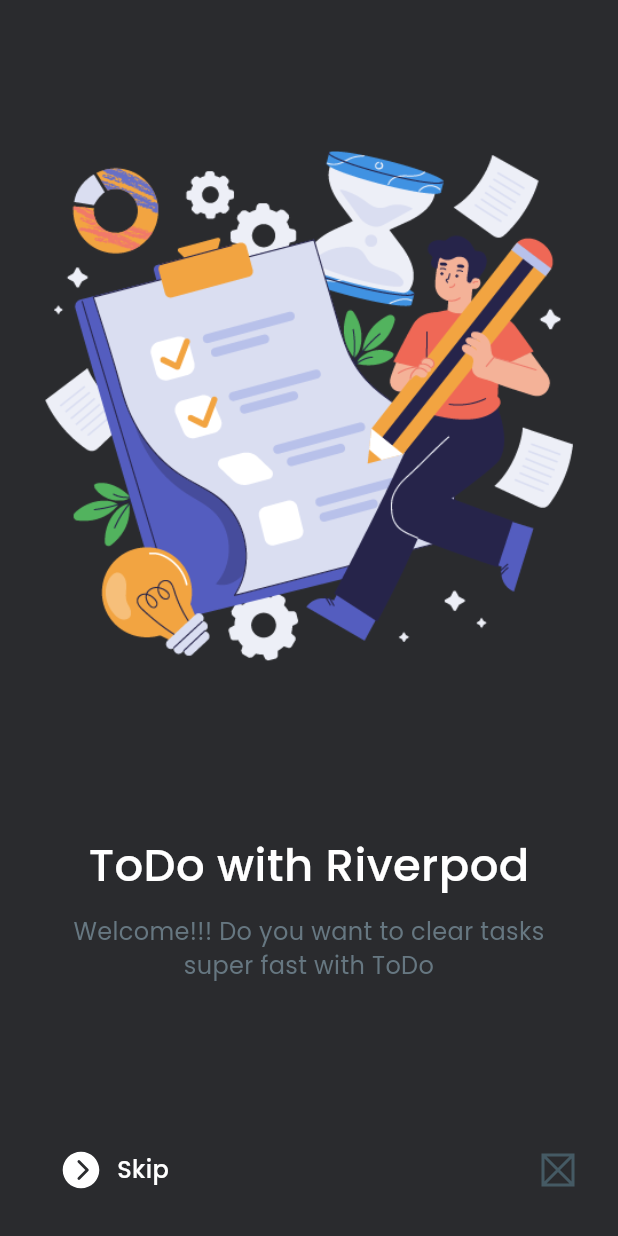
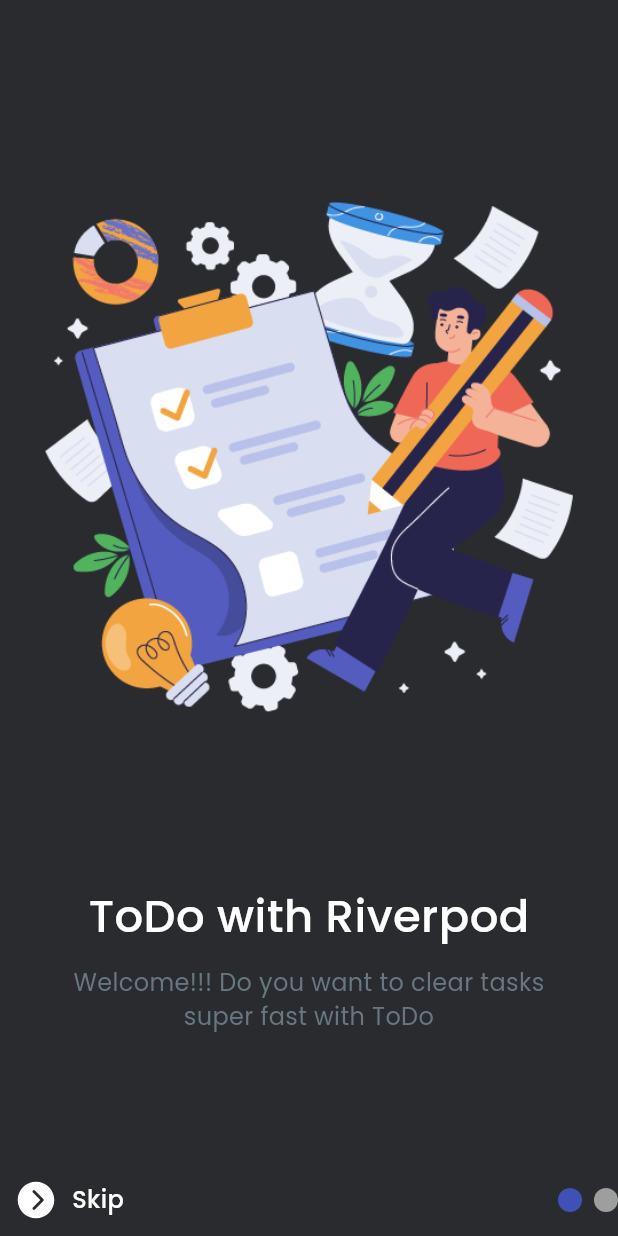
Before and after one commit to fidelisnwabisi/todo_app, a Flutter app: the screen it shows after launch, on a phone screen of 412 x 824 dp. Run offline on Flutter 3.47's test engine with Material 2 defaults, Android fonts, the phone set to English and light mode, and no system bars; drawn by our look-alikes of smooth_page_indicator; our stand-ins replace flutter_screenutil, flutter_vector_icons, google_fonts.

Commit message:
time stamp update added pageController added PageView added SmoothPageIndicator and made a second screen

```diff
--- a/lib/features/on_boarding/views/on_boarding_screen.dart
+++ b/lib/features/on_boarding/views/on_boarding_screen.dart
@@ -7,26 +7,40 @@
 import 'package:flutter/material.dart';
 import 'package:flutter_vector_icons/flutter_vector_icons.dart';
 import 'package:google_fonts/google_fonts.dart';
+import 'package:smooth_page_indicator/smooth_page_indicator.dart';
 import 'package:todo_app/core/common/widgets/fading_text.dart';
 import 'package:todo_app/core/common/widgets/white_space.dart';
 import 'package:todo_app/core/res/colours.dart';
 import 'package:todo_app/core/res/image_res.dart';
 
-class OnBoardingScreen extends StatelessWidget {
+class OnBoardingScreen extends StatefulWidget {
   const OnBoardingScreen({super.key});
+
+  @override
+  State<OnBoardingScreen> createState() => _OnBoardingScreenState();
+}
+
+class _OnBoardingScreenState extends State<OnBoardingScreen> {
+  final pageController = PageController();
+
+  @override
+  void dispose() {
+    pageController.dispose();
+    super.dispose();
+  }
 
   @override
   Widget build(BuildContext context) {
     return Scaffold(
       backgroundColor: Colours.darkBackground,
       body: SafeArea(
-        child: Padding(
-          padding:
-              const EdgeInsets.symmetric(horizontal: 30).copyWith(bottom: 20),
+        child: Stack(alignment: Alignment.bottomCenter, children: [
+          PageView(controller: pageController, children: [
+            Padding(
+              padding: const EdgeInsets.symmetric(horizontal: 30),
               child: Column(
                 mainAxisAlignment: MainAxisAlignment.center,
                 children: [
-              const Spacer(),
                   Image.asset(ImageRes.todo),
                   const WhiteSpace(height: 100),
                   const FadingText(
@@ -45,7 +59,59 @@ class OnBoardingScreen extends StatelessWidget {
                       color: Colours.lightGrey,
                     ),
                   ),
-              const Spacer(),
+                  // Row(
+                  //   mainAxisAlignment: MainAxisAlignment.spaceBetween,
+                  //   children: [
+                  //     Row(
+                  //       children: [
+                  //         // Button
+                  //         IconButton(
+                  //             iconSize: 30,
+                  //             color: Colours.light,
+                  //             onPressed: () {},
+                  //             icon: const Icon(
+                  //               Ionicons.chevron_forward_circle,
+                  //             )),
+                  //         // Skip
+                  //         const FadingText(
+                  //           text: 'Skip',
+                  //           fontSize: 16,
+                  //           fontWeight: FontWeight.w500,
+                  //         )
+                  //       ],
+                  //     ),
+
+                  //     // Swipe Indicator
+                  //     const Placeholder(fallbackHeight: 20, fallbackWidth: 20),
+                  //   ],
+                  // )
+                ],
+              ),
+            ),
+            Column(
+              mainAxisAlignment: MainAxisAlignment.center,
+              children: [
+                Image.asset(ImageRes.todo),
+                const WhiteSpace(height: 100),
+                const FadingText(
+                  text: "ToDo with Riverpod",
+                  fontSize: 30,
+                  fontWeight: FontWeight.w500,
+                  textAlign: TextAlign.center,
+                ),
+                const WhiteSpace(height: 10),
+                Text(
+                  "Welcome!!! Do you want to clear tasks super fast with ToDo",
+                  textAlign: TextAlign.center,
+                  style: GoogleFonts.poppins(
+                    fontSize: 16,
+                    fontWeight: FontWeight.normal,
+                    color: Colours.lightGrey,
+                  ),
+                ),
+              ],
+            ),
+          ]),
           Row(
             mainAxisAlignment: MainAxisAlignment.spaceBetween,
             children: [
@@ -64,17 +130,13 @@ class OnBoardingScreen extends StatelessWidget {
                     text: 'Skip',
                     fontSize: 16,
                     fontWeight: FontWeight.w500,
-                      )
+                  ),
                 ],
               ),
-
-                  // Swipe Indicator
-                  const Placeholder(fallbackHeight: 20, fallbackWidth: 20),
-                ],
-              )
+              SmoothPageIndicator(controller: pageController, count: 2)
             ],
           ),
-        ),
+        ]),
       ),
     );
   }
```
Also changed, not shown: 1 other file. Lines whose indentation alone changed are shown as unchanged.
